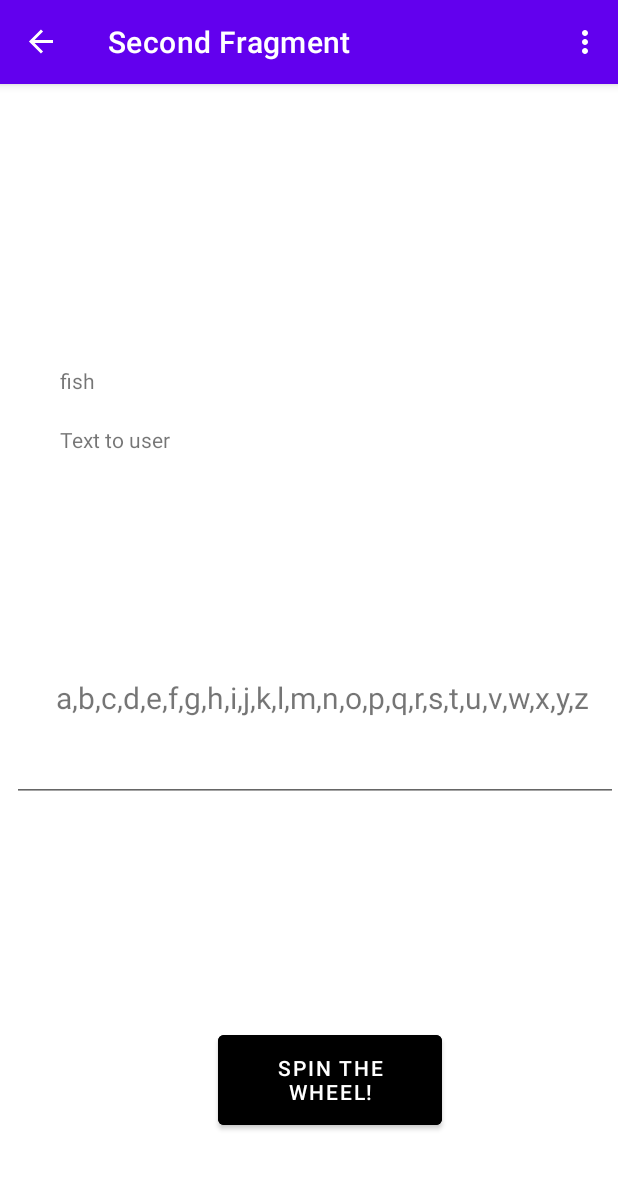
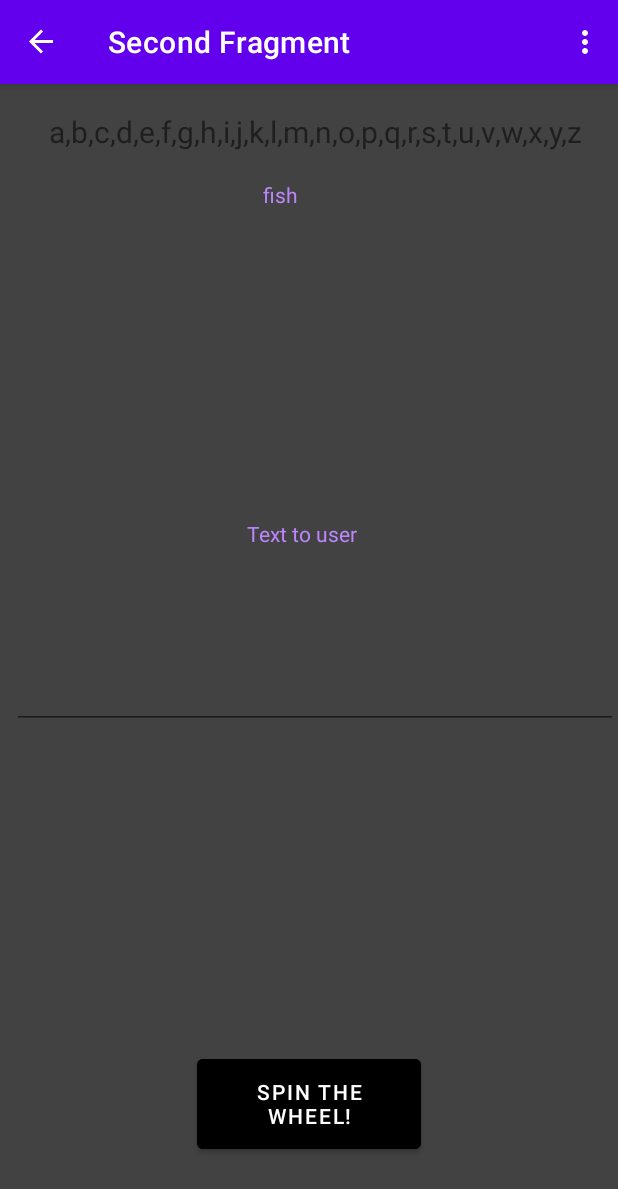
Before and after one commit to AlexanderSolomon/s201172LykkeHjulet, an Android app: the SecondFragment screen opened through its navigation route, on a phone screen of 412 x 824 dp. Shown: the top 1189 px of the screen. Run offline under Robolectric (Android 15) with nearby library versions, the phone set to English and light mode, and no system bars; our stand-ins replace navigation-ui.

Commit message:
color schemes

```diff
--- a/app/src/main/res/layout/fragment_second.xml
+++ b/app/src/main/res/layout/fragment_second.xml
@@ -1,24 +1,24 @@
 <?xml version="1.0" encoding="utf-8"?>
-<androidx.constraintlayout.widget.ConstraintLayout
-    xmlns:android="http://schemas.android.com/apk/res/android"
+<androidx.constraintlayout.widget.ConstraintLayout xmlns:android="http://schemas.android.com/apk/res/android"
     xmlns:app="http://schemas.android.com/apk/res-auto"
     xmlns:tools="http://schemas.android.com/tools"
     android:layout_width="match_parent"
     android:layout_height="match_parent"
+    android:background="@color/cardview_dark_background"
     tools:context=".SecondFragment">
 
     <TextView
         android:id="@+id/showAlphabet"
         android:layout_width="match_parent"
         android:layout_height="wrap_content"
-        android:layout_marginStart="18dp"
+        android:layout_marginStart="8dp"
         android:text="a,b,c,d,e,f,g,h,i,j,k,l,m,n,o,p,q,r,s,t,u,v,w,x,y,z"
         android:textAlignment="center"
         android:textSize="20dp"
         app:layout_constraintBottom_toTopOf="@id/button_second"
         app:layout_constraintStart_toStartOf="parent"
         app:layout_constraintTop_toTopOf="parent"
-        app:layout_constraintVertical_bias="0.689" />
+        app:layout_constraintVertical_bias="0.039" />
 
     <TextView
         android:id="@+id/SpinNumber"
@@ -35,27 +35,32 @@
         app:layout_constraintHorizontal_bias="0.507"
         app:layout_constraintStart_toStartOf="parent"
         app:layout_constraintTop_toTopOf="parent"
-        app:layout_constraintVertical_bias="0.681"
+        app:layout_constraintVertical_bias="0.731"
         tools:text="_____you spun_____" />
 
     <TextView
         android:id="@+id/HP"
         android:layout_width="61dp"
         android:layout_height="0dp"
-        android:layout_marginStart="40dp"
-        android:layout_marginTop="188dp"
+        android:layout_marginTop="64dp"
         android:text="HP:"
+        android:textColor="@color/purple_200"
+        app:layout_constraintEnd_toEndOf="parent"
         app:layout_constraintStart_toStartOf="parent"
         app:layout_constraintTop_toTopOf="parent" />
+
     <TextView
         android:id="@+id/textToUser"
         android:layout_width="wrap_content"
         android:layout_height="wrap_content"
-        android:layout_marginStart="40dp"
-        android:layout_marginTop="20dp"
         android:text="Text to user"
+        android:textColor="@color/purple_200"
+        app:layout_constraintBottom_toTopOf="@+id/USERTEXT"
+        app:layout_constraintEnd_toEndOf="parent"
+        app:layout_constraintHorizontal_bias="0.486"
         app:layout_constraintStart_toStartOf="parent"
-        app:layout_constraintTop_toBottomOf="@+id/HP" />
+        app:layout_constraintTop_toTopOf="parent"
+        app:layout_constraintVertical_bias="0.794" />
 
     <EditText
         android:id="@+id/USERTEXT"
@@ -63,10 +68,11 @@
         android:layout_height="wrap_content"
         android:layout_marginStart="8dp"
         android:inputType="text"
+        android:textColor="@color/purple_200"
         app:layout_constraintBottom_toBottomOf="parent"
         app:layout_constraintStart_toStartOf="parent"
         app:layout_constraintTop_toTopOf="parent"
-        app:layout_constraintVertical_bias="0.6">
+        app:layout_constraintVertical_bias="0.532">
 
     </EditText>
 
@@ -80,7 +86,7 @@
         app:layout_constraintBottom_toBottomOf="parent"
         app:layout_constraintLeft_toLeftOf="parent"
         app:layout_constraintTop_toTopOf="parent"
-        app:layout_constraintVertical_bias="0.783" />
+        app:layout_constraintVertical_bias="0.632" />
 
     <Button
         android:id="@+id/button_fullWord"
@@ -92,20 +98,19 @@
 
 
         app:layout_constraintEnd_toEndOf="parent"
-        app:layout_constraintHorizontal_bias="1.0"
+        app:layout_constraintHorizontal_bias="0.0"
         app:layout_constraintStart_toEndOf="@+id/button_second"
         app:layout_constraintTop_toTopOf="parent"
-        app:layout_constraintVertical_bias="0.783" />
+        app:layout_constraintVertical_bias="0.632" />
 
     <Button
         android:id="@+id/spinWheelButton"
         android:layout_width="149dp"
         android:layout_height="72dp"
-        android:layout_marginBottom="68dp"
+        android:layout_marginBottom="52dp"
         android:backgroundTint="@color/black"
         android:text="Spin the wheel!"
         app:layout_constraintBottom_toBottomOf="parent"
         app:layout_constraintEnd_toEndOf="parent"
-        app:layout_constraintHorizontal_bias="0.553"
         app:layout_constraintStart_toStartOf="parent" />
 </androidx.constraintlayout.widget.ConstraintLayout>
```
Also changed, not shown: app/src/main/res/layout/fragment_first.xml (+9 -8 lines), app/src/main/res/layout/fragment_looser.xml (+8 -7 lines), app/src/main/res/layout/fragment_win.xml (+6 -6 lines), 1 other file.
